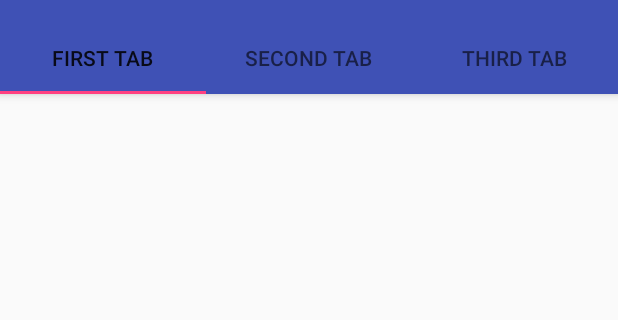
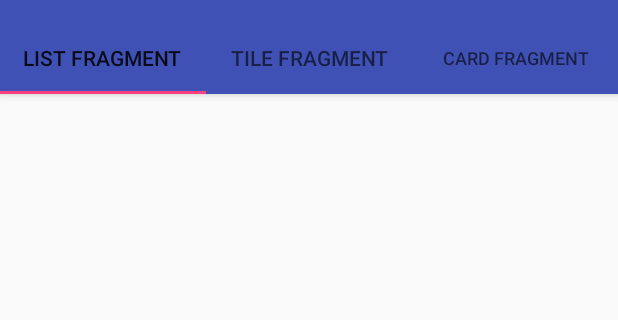
Before and after one commit to krasimiracle/App-a-day, an Android app: the screen it shows after launch (MainActivity), on a phone screen of 412 x 824 dp, the part 62-382 px from its top. Run offline under Robolectric (Android 15) with nearby library versions, the phone set to English and light mode, and no system bars.

Commit message:
Added viewpager and fragments for each tab view

```diff
--- /dev/null
+++ b/3.Material/app/src/main/java/com/stoyanov5/material/CardContentFragment.java
@@ -0,0 +1,19 @@
+package com.stoyanov5.material;
+
+import android.os.Bundle;
+import android.support.annotation.Nullable;
+import android.view.LayoutInflater;
+import android.view.View;
+import android.view.ViewGroup;
+
+/**
+ * Created by B3f0r on 27-Feb-18.
+ */
+
+public class CardContentFragment extends android.support.v4.app.Fragment {
+    @Nullable
+    @Override
+    public View onCreateView(LayoutInflater inflater, @Nullable ViewGroup container, Bundle savedInstanceState) {
+        return inflater.inflate(R.layout.item_card, null);
+    }
+}
--- /dev/null
+++ b/3.Material/app/src/main/java/com/stoyanov5/material/ListContentFragment.java
@@ -0,0 +1,20 @@
+package com.stoyanov5.material;
+
+import android.os.Bundle;
+import android.support.annotation.Nullable;
+import android.support.v4.app.Fragment;
+import android.view.LayoutInflater;
+import android.view.View;
+import android.view.ViewGroup;
+
+/**
+ * Created by B3f0r on 27-Feb-18.
+ */
+
+public class ListContentFragment extends Fragment {
+    @Nullable
+    @Override
+    public View onCreateView(LayoutInflater inflater, @Nullable ViewGroup container, Bundle savedInstanceState) {
+        return inflater.inflate(R.layout.item_list, null);
+    }
+}
--- a/3.Material/app/src/main/java/com/stoyanov5/material/MainActivity.java
+++ b/3.Material/app/src/main/java/com/stoyanov5/material/MainActivity.java
@@ -1,9 +1,18 @@
 package com.stoyanov5.material;
 
 import android.os.Bundle;
+import android.support.annotation.Nullable;
 import android.support.design.widget.TabLayout;
+import android.support.v4.app.Fragment;
+import android.support.v4.app.FragmentManager;
+import android.support.v4.app.FragmentPagerAdapter;
+import android.support.v4.app.ListFragment;
+import android.support.v4.view.ViewPager;
 import android.support.v7.app.AppCompatActivity;
 import android.support.v7.widget.Toolbar;
+
+import java.util.ArrayList;
+import java.util.List;
 
 public class MainActivity extends AppCompatActivity {
 
@@ -12,12 +21,51 @@ public class MainActivity extends AppCompatActivity {
         super.onCreate(savedInstanceState);
         setContentView(R.layout.activity_main);
 
-        TabLayout tabLayout = findViewById(R.id.tabs);
-        tabLayout.addTab(tabLayout.newTab().setText("First Tab"));
-        tabLayout.addTab(tabLayout.newTab().setText("Second Tab"));
-        tabLayout.addTab(tabLayout.newTab().setText("Third Tab"));
-
         Toolbar toolbar = findViewById(R.id.toolbar);
         setSupportActionBar(toolbar);
+
+        ViewPager viewPager = findViewById(R.id.viewpager);
+        setupViewPager(viewPager);
+
+        TabLayout tabLayout = findViewById(R.id.tabs);
+        tabLayout.setupWithViewPager(viewPager);
+    }
+
+    private void setupViewPager(ViewPager viewPager) {
+        Adapter adapter = new Adapter(getSupportFragmentManager());
+        adapter.addFragment(new ListContentFragment(),"List Fragment");
+        adapter.addFragment(new TileContentFragment(),"Tile Fragment");
+        adapter.addFragment(new CardContentFragment(),"Card Fragment");
+        viewPager.setAdapter(adapter);
+    }
+
+    static class Adapter extends FragmentPagerAdapter {
+        private final List<Fragment> fragmentList = new ArrayList<>();
+        private final List<String> fragmentTitleList = new ArrayList<>();
+
+        public Adapter(FragmentManager fm) {
+            super(fm);
+        }
+
+        @Override
+        public Fragment getItem(int position) {
+            return fragmentList.get(position);
+        }
+
+        @Override
+        public int getCount() {
+            return fragmentList.size();
+        }
+
+        public void addFragment(Fragment fragment, String title) {
+            fragmentList.add(fragment);
+            fragmentTitleList.add(title);
+        }
+
+        @Nullable
+        @Override
+        public CharSequence getPageTitle(int position) {
+            return fragmentTitleList.get(position);
+        }
     }
 }
--- /dev/null
+++ b/3.Material/app/src/main/java/com/stoyanov5/material/TileContentFragment.java
@@ -0,0 +1,20 @@
+package com.stoyanov5.material;
+
+import android.os.Bundle;
+import android.support.annotation.Nullable;
+import android.view.LayoutInflater;
+import android.view.View;
+import android.view.ViewGroup;
+
+/**
+ * Created by B3f0r on 27-Feb-18.
+ */
+
+public class TileContentFragment extends android.support.v4.app.Fragment {
+    @Nullable
+    @Override
+    public View onCreateView(LayoutInflater inflater, @Nullable ViewGroup container, Bundle savedInstanceState) {
+        return inflater.inflate(R.layout.item_tile, null);
+    }
+
+}
--- a/3.Material/app/src/main/res/layout/activity_main.xml
+++ b/3.Material/app/src/main/res/layout/activity_main.xml
@@ -28,4 +28,8 @@
             android:layout_height="wrap_content" />
 
     </android.support.design.widget.AppBarLayout>
+    <android.support.v4.view.ViewPager
+        android:id="@+id/viewpager"
+        android:layout_width="match_parent"
+        android:layout_height="match_parent"/>
 </android.support.design.widget.CoordinatorLayout>
--- /dev/null
+++ b/3.Material/app/src/main/res/layout/item_card.xml
@@ -0,0 +1,6 @@
+<?xml version="1.0" encoding="utf-8"?>
+<android.support.constraint.ConstraintLayout
+    xmlns:android="http://schemas.android.com/apk/res/android" android:layout_width="match_parent"
+    android:layout_height="match_parent">
+
+</android.support.constraint.ConstraintLayout>
--- /dev/null
+++ b/3.Material/app/src/main/res/layout/item_list.xml
@@ -0,0 +1,6 @@
+<?xml version="1.0" encoding="utf-8"?>
+<android.support.constraint.ConstraintLayout
+    xmlns:android="http://schemas.android.com/apk/res/android" android:layout_width="match_parent"
+    android:layout_height="match_parent">
+
+</android.support.constraint.ConstraintLayout>
--- /dev/null
+++ b/3.Material/app/src/main/res/layout/item_tile.xml
@@ -0,0 +1,6 @@
+<?xml version="1.0" encoding="utf-8"?>
+<android.support.constraint.ConstraintLayout
+    xmlns:android="http://schemas.android.com/apk/res/android" android:layout_width="match_parent"
+    android:layout_height="match_parent">
+
+</android.support.constraint.ConstraintLayout>
```
